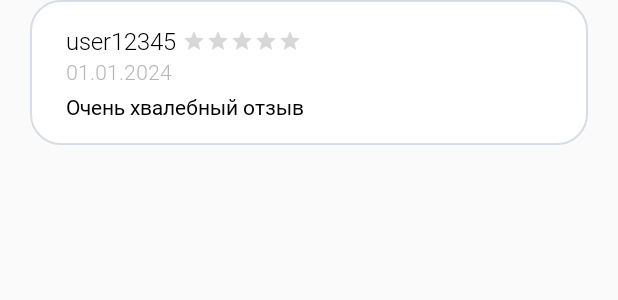
After one commit to malenst/recipe-app, an Android app: the layout list_review.xml on its own in the app's theme, with its tools: preview values and no code run, on a phone screen of 412 x 824 dp. The commit adds this screen. Shown: the top 300 px of the screen. Run offline under Robolectric (Android 15) with nearby library versions, the phone set to English and light mode, and no system bars; network calls fail.

Commit message:
add my recipes page xml, recipe reviews design big update 😩

```diff
--- /dev/null
+++ b/recipe-app-android-main/app/src/main/res/drawable/card_shape_review.xml
@@ -0,0 +1,18 @@
+<?xml version="1.0" encoding="utf-8"?>
+<selector xmlns:android="http://schemas.android.com/apk/res/android">
+
+    <item>
+        <shape android:shape="rectangle">
+            <corners
+                android:topLeftRadius="20dp"
+                android:topRightRadius="20dp"
+                android:bottomRightRadius="20dp"
+                android:bottomLeftRadius="20dp"/>
+            <solid android:color="#FFFFFF"/>
+            <size
+                android:width="56dp"
+                android:height="56dp" />
+            <stroke android:width="1dp" android:color="@color/blue80"/>
+        </shape>
+    </item>
+</selector>
--- a/recipe-app-android-main/app/src/main/res/layout/activity_home.xml
+++ b/recipe-app-android-main/app/src/main/res/layout/activity_home.xml
@@ -166,10 +166,10 @@
                 android:layout_height="50dp"
                 android:layout_marginTop="15dp"
                 android:layout_marginEnd="20dp"
+                android:contentDescription=""
                 app:layout_constraintEnd_toEndOf="parent"
                 app:layout_constraintTop_toTopOf="parent"
-                app:srcCompat="@drawable/account"
-                android:contentDescription="" />
+                app:srcCompat="@drawable/account" />
 
             <ImageView
                 android:layout_width="190dp"
@@ -187,12 +187,12 @@
                 android:id="@+id/logo"
                 android:layout_width="180dp"
                 android:layout_height="30dp"
+                android:contentDescription=""
                 app:layout_constraintBottom_toBottomOf="@+id/menu"
                 app:layout_constraintEnd_toEndOf="parent"
                 app:layout_constraintStart_toStartOf="parent"
                 app:layout_constraintTop_toTopOf="@+id/menu"
-                app:srcCompat="@drawable/logo"
-                android:contentDescription="" />
+                app:srcCompat="@drawable/logo" />
 
             <EditText
                 android:id="@+id/editText"
@@ -206,26 +206,26 @@
                 android:focusable="false"
                 android:fontFamily="@font/roboto_light"
                 android:hint="@string/search_ph"
+                android:inputType="text"
                 android:paddingStart="47dp"
                 android:textColorHint="#5A5858"
                 android:textSize="17sp"
                 app:layout_constraintEnd_toEndOf="parent"
                 app:layout_constraintStart_toStartOf="parent"
                 app:layout_constraintTop_toBottomOf="@+id/logo"
-                tools:ignore="RtlSymmetry"
-                android:inputType="text" />
+                tools:ignore="RtlSymmetry" />
 
 
             <ImageView
                 android:layout_width="40dp"
                 android:layout_height="40dp"
                 android:layout_marginStart="8dp"
+                android:contentDescription=""
                 android:padding="5dp"
                 android:src="@drawable/search_ic"
                 app:layout_constraintBottom_toBottomOf="@+id/editText"
                 app:layout_constraintStart_toStartOf="@+id/editText"
-                app:layout_constraintTop_toTopOf="@+id/editText"
-                android:contentDescription="" />
+                app:layout_constraintTop_toTopOf="@+id/editText" />
 
             <ImageView
                 android:id="@+id/menu"
--- a/recipe-app-android-main/app/src/main/res/layout/activity_recipe.xml
+++ b/recipe-app-android-main/app/src/main/res/layout/activity_recipe.xml
@@ -73,7 +73,7 @@
             android:layout_height="25dp"
             android:layout_below="@+id/tittle"
             android:layout_alignParentStart="true"
-            android:layout_marginStart="19dp"
+            android:layout_marginStart="20dp"
             android:layout_marginTop="2dp"
             android:contentDescription=""
             android:src="@drawable/clock_icon"
@@ -85,7 +85,7 @@
             android:layout_height="wrap_content"
             android:layout_alignTop="@+id/clock"
             android:layout_alignBottom="@+id/clock"
-            android:layout_marginStart="6dp"
+            android:layout_marginStart="4dp"
             android:layout_marginTop="2dp"
             android:layout_marginBottom="3dp"
             android:layout_toEndOf="@+id/clock"
@@ -275,6 +275,17 @@
                         android:textSize="22sp"
                         android:textStyle="bold" />
 
+                    <androidx.recyclerview.widget.RecyclerView
+                        android:id="@+id/review_recview"
+                        android:layout_width="match_parent"
+                        android:layout_height="400dp"
+                        android:layout_below="@+id/recipeReviewsTitle"
+                        android:visibility="visible"
+                        app:layout_constraintEnd_toEndOf="parent"
+                        app:layout_constraintStart_toStartOf="parent"
+                        app:layout_constraintTop_toBottomOf="parent"
+                        tools:listitem="@layout/list_review" />
+
                     <TextView
                         android:id="@+id/recipeReviews"
                         android:layout_width="match_parent"
@@ -288,7 +299,8 @@
                         android:paddingBottom="10dp"
                         android:text="@string/no_reviews_yet"
                         android:textColor="#000000"
-                        android:textSize="16sp" />
+                        android:textSize="16sp"
+                        android:visibility="invisible" />
 
                 </RelativeLayout>
 
--- /dev/null
+++ b/recipe-app-android-main/app/src/main/res/layout/list_review.xml
@@ -0,0 +1,69 @@
+<?xml version="1.0" encoding="utf-8"?>
+<androidx.constraintlayout.widget.ConstraintLayout xmlns:android="http://schemas.android.com/apk/res/android"
+    xmlns:app="http://schemas.android.com/apk/res-auto"
+    xmlns:tools="http://schemas.android.com/tools"
+    android:id="@+id/listrow"
+    android:layout_width="match_parent"
+    android:layout_height="wrap_content"
+    android:layout_marginLeft="20dp"
+    android:layout_marginRight="20dp"
+    android:layout_marginBottom="20dp"
+    android:background="@drawable/card_shape_review"
+    android:elevation="3dp">
+
+    <RatingBar
+        android:id="@+id/ratingBar_review"
+        style="@style/Widget.AppCompat.RatingBar.Small"
+        android:layout_width="wrap_content"
+        android:layout_height="wrap_content"
+        android:layout_alignTop="@+id/user_review"
+        android:layout_marginStart="4dp"
+        android:layout_toEndOf="@+id/user_review"
+        app:layout_constraintBottom_toBottomOf="@+id/user_review"
+        app:layout_constraintStart_toEndOf="@+id/user_review"
+        app:layout_constraintTop_toTopOf="@+id/user_review" />
+
+    <TextView
+        android:id="@+id/user_review"
+        android:layout_width="wrap_content"
+        android:layout_height="wrap_content"
+        android:layout_marginStart="24dp"
+        android:layout_marginTop="16dp"
+        android:fontFamily="@font/roboto_light"
+        android:maxLength="40"
+        android:maxLines="1"
+        android:text="@string/user_review_placeholder"
+        android:textAllCaps="false"
+        android:textColor="@color/black"
+        android:textSize="16sp"
+        android:textStyle="normal"
+        app:emojiCompatEnabled="true"
+        app:layout_constraintStart_toStartOf="parent"
+        app:layout_constraintTop_toTopOf="parent" />
+
+    <TextView
+        android:id="@+id/date_review"
+        android:layout_width="wrap_content"
+        android:layout_height="wrap_content"
+        android:layout_marginStart="24dp"
+        android:fontFamily="@font/roboto_light"
+        android:text="@string/date_placeholder"
+        android:textColor="@color/dark_gray"
+        app:layout_constraintStart_toStartOf="parent"
+        app:layout_constraintTop_toBottomOf="@+id/user_review" />
+
+    <TextView
+        android:id="@+id/text_review"
+        android:layout_width="wrap_content"
+        android:layout_height="wrap_content"
+        android:layout_marginStart="24dp"
+        android:layout_marginTop="4dp"
+        android:layout_marginBottom="16dp"
+        android:fontFamily="@font/roboto_regular"
+        android:text="@string/review_placeholder"
+        android:textColor="@color/black"
+        app:layout_constraintBottom_toBottomOf="parent"
+        app:layout_constraintStart_toStartOf="parent"
+        app:layout_constraintTop_toBottomOf="@+id/date_review" />
+
+</androidx.constraintlayout.widget.ConstraintLayout>
--- a/recipe-app-android-main/app/src/main/res/values/colors.xml
+++ b/recipe-app-android-main/app/src/main/res/values/colors.xml
@@ -13,7 +13,9 @@
     <color name="status_update">#E4D22E</color>
 
     <color name="blue">#313D5A</color>
+    <color name="blue80">#313D5A80</color>
     <color name="gray">#EAEAEA</color>
+    <color name="dark_gray">#B6B6B6</color>
     <color name="green">#21A179</color>
     <color name="purple">#9B7EDE</color>
     <color name="pink">#D782BA</color>
--- a/recipe-app-android-main/app/src/main/res/values/strings.xml
+++ b/recipe-app-android-main/app/src/main/res/values/strings.xml
@@ -79,6 +79,9 @@
     <string name="upload_image_description">Загрузка картинки</string>
     <string name="moderation_accept">Принять</string>
     <string name="moderation_decline">Отклонить</string>
+    <string name="date_placeholder">01.01.2024</string>
+    <string name="review_placeholder">Очень хвалебный отзыв</string>
+    <string name="user_review_placeholder">user12345</string>
     <string-array name="nutritional_units">
         <item>шт.</item>
         <item>г</item>
```
Also changed, not shown: recipe-app-android-main/app/src/main/res/layout/activity_my_recipes.xml (renamed from recipe-app-android-main/app/src/main/res/layout/activity_myRecipes.xml).
